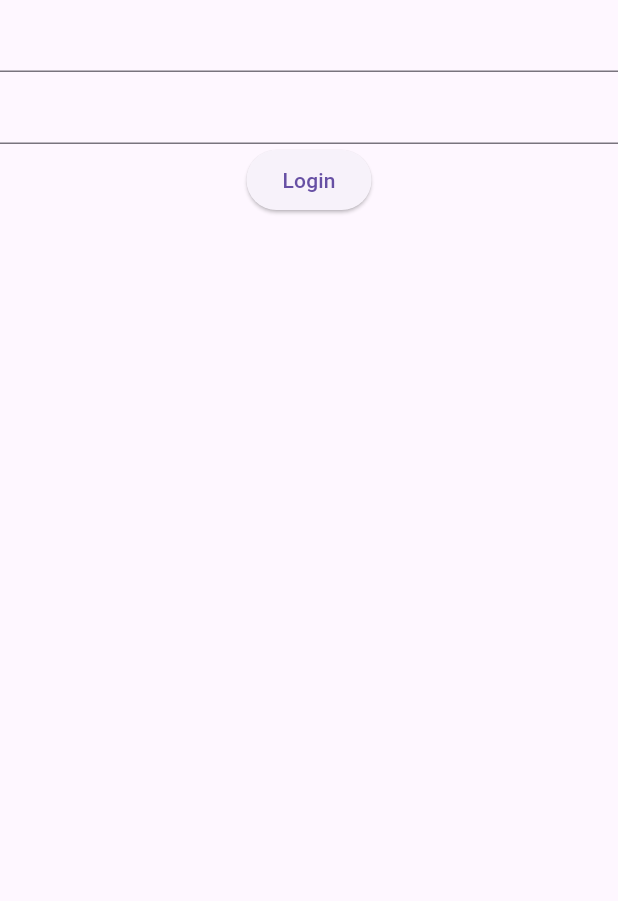
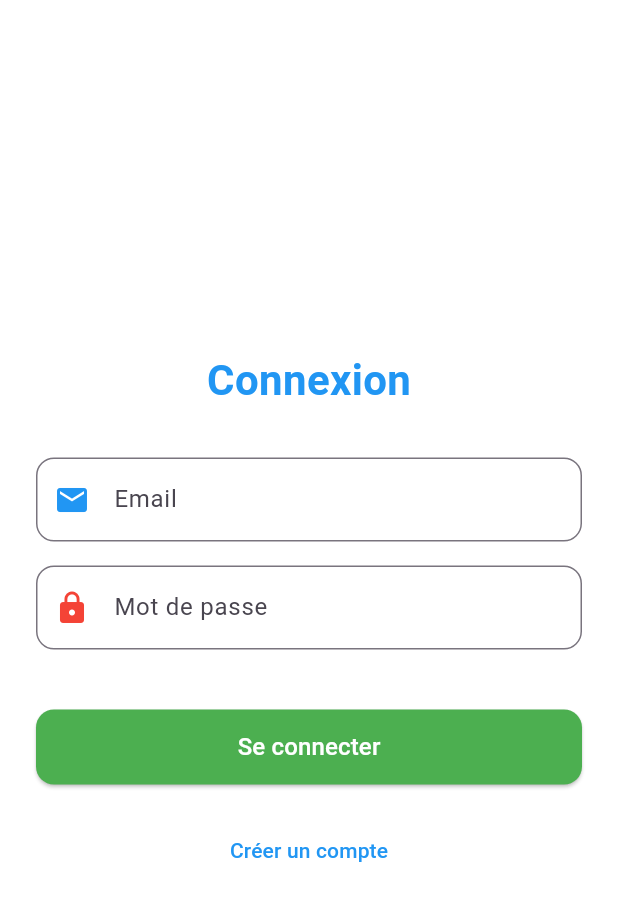
Before and after one commit to Darukity/flutter-messaging-app-efrei, a Flutter app: the screen it shows after launch, on a phone screen of 412 x 824 dp. Shown: the top 901 px of the screen. Run offline on Flutter 3.47's test engine with Material 3 defaults, Android fonts, the phone set to English and light mode, and no system bars; our stand-ins replace shared_preferences, socket_io_client.

Commit message:
login et register

```diff
--- /dev/null
+++ b/messaging_app_frontend/lib/config/api_config.dart
@@ -0,0 +1,7 @@
+class ApiConfig {
+  static const String baseUrl = "http://localhost:4000";
+
+  // Endpoints backend
+  static const String register = "/users/signup";
+  static const String login = "/users/login";
+}
--- a/messaging_app_frontend/lib/login_page.dart
+++ /dev/null
@@ -1,41 +0,0 @@
-import 'dart:convert';
-import 'package:flutter/material.dart';
-import 'package:http/http.dart' as http;
-
-class LoginPage extends StatefulWidget {
-  @override
-  _LoginPageState createState() => _LoginPageState();
-}
-
-class _LoginPageState extends State<LoginPage> {
-  final emailCtrl = TextEditingController();
-  final passwordCtrl = TextEditingController();
-
-  void login() async {
-    final response = await http.post(
-      Uri.parse('https://TON_BACKEND/api/login'),
-      headers: {'Content-Type': 'application/json'},
-      body: jsonEncode({
-        "email": emailCtrl.text,
-        "password": passwordCtrl.text,
-      }),
-    );
-
-    if (response.statusCode == 200) {
-      Navigator.pushNamed(context, '/chat');
-    }
-  }
-
-  @override
-  Widget build(BuildContext context) {
-    return Scaffold(
-      body: Column(
-        children: [
-          TextField(controller: emailCtrl),
-          TextField(controller: passwordCtrl),
-          ElevatedButton(onPressed: login, child: Text("Login")),
-        ],
-      ),
-    );
-  }
-}
--- a/messaging_app_frontend/lib/main.dart
+++ b/messaging_app_frontend/lib/main.dart
@@ -1,7 +1,9 @@
 import 'package:flutter/material.dart';
-import 'package:messaging_app_frontend/routes.dart';
+import 'routes.dart';
 
-void main() => runApp(MyApp());
+void main() {
+  runApp(const MyApp());
+}
 
 class MyApp extends StatelessWidget {
   const MyApp({super.key});
@@ -9,8 +11,19 @@ class MyApp extends StatelessWidget {
   @override
   Widget build(BuildContext context) {
     return MaterialApp(
-      initialRoute: '/login',
-      routes: routes,
+      debugShowCheckedModeBanner: false,
+      title: 'Messaging App',
+
+      // page de départ
+      initialRoute: '/',
+
+      // routes centralisées
+      routes: AppRoutes.routes,
+
+      theme: ThemeData(
+        primarySwatch: Colors.blue,
+        scaffoldBackgroundColor: Colors.white,
+      ),
     );
   }
 }
--- /dev/null
+++ b/messaging_app_frontend/lib/pages/auth/login_page.dart
@@ -0,0 +1,148 @@
+import 'package:flutter/material.dart';
+import 'package:messaging_app_frontend/services/auth_service.dart';
+
+class LoginPage extends StatefulWidget {
+  const LoginPage({Key? key}) : super(key: key);
+
+  @override
+  State<LoginPage> createState() => _LoginPageState();
+}
+
+class _LoginPageState extends State<LoginPage> {
+  final emailCtrl = TextEditingController();
+  final passwordCtrl = TextEditingController();
+
+  bool loading = false;
+  String error = "";
+
+  Future<void> handleLogin() async {
+    setState(() {
+      loading = true;
+      error = "";
+    });
+
+    final result = await AuthService.login(
+      email: emailCtrl.text,
+      password: passwordCtrl.text,
+    );
+
+    if (result["success"]) {
+      // plus tard on stockera le token ici
+      Navigator.pushReplacementNamed(context, '/chat');
+    } else {
+      setState(() {
+        error = result["error"];
+      });
+    }
+
+    setState(() {
+      loading = false;
+    });
+  }
+
+  @override
+  Widget build(BuildContext context) {
+    return Scaffold(
+      backgroundColor: Colors.white,
+      body: Center(
+        child: SingleChildScrollView(
+          child: Padding(
+            padding: const EdgeInsets.all(24),
+            child: Column(
+              mainAxisAlignment: MainAxisAlignment.center,
+              children: [
+                const Text(
+                  "Connexion",
+                  style: TextStyle(
+                    fontSize: 28,
+                    fontWeight: FontWeight.bold,
+                    color: Colors.blue,
+                  ),
+                ),
+
+                const SizedBox(height: 32),
+
+                // EMAIL (BLEU)
+                TextField(
+                  controller: emailCtrl,
+                  decoration: InputDecoration(
+                    labelText: "Email",
+                    prefixIcon:
+                        const Icon(Icons.email, color: Colors.blue),
+                    border: OutlineInputBorder(
+                      borderRadius: BorderRadius.circular(12),
+                    ),
+                  ),
+                ),
+
+                const SizedBox(height: 16),
+
+                // MOT DE PASSE (ROUGE)
+                TextField(
+                  controller: passwordCtrl,
+                  obscureText: true,
+                  decoration: InputDecoration(
+                    labelText: "Mot de passe",
+                    prefixIcon:
+                        const Icon(Icons.lock, color: Colors.red),
+                    border: OutlineInputBorder(
+                      borderRadius: BorderRadius.circular(12),
+                    ),
+                  ),
+                ),
+
+                const SizedBox(height: 24),
+
+                // MESSAGE ERREUR
+                if (error.isNotEmpty)
+                  Text(
+                    error,
+                    style: const TextStyle(color: Colors.red),
+                  ),
+
+                const SizedBox(height: 16),
+
+                // BOUTON (VERT)
+                SizedBox(
+                  width: double.infinity,
+                  height: 50,
+                  child: ElevatedButton(
+                    style: ElevatedButton.styleFrom(
+                      backgroundColor: Colors.green,
+                      shape: RoundedRectangleBorder(
+                        borderRadius: BorderRadius.circular(12),
+                      ),
+                    ),
+                    onPressed: loading ? null : handleLogin,
+                    child: loading
+                        ? const CircularProgressIndicator(color: Colors.white)
+                        : const Text(
+                            "Se connecter",
+                            style: TextStyle(
+                              fontSize: 16,
+                              color: Colors.white,
+                            ),
+                          ),
+                  ),
+                ),
+
+                const SizedBox(height: 20),
+
+                // LIEN REGISTER
+                TextButton(
+                  onPressed: () {
+                    Navigator.pushNamed(context, '/register');
+                  },
+                  child: const Text(
+                    "Créer un compte",
+                    style: TextStyle(color: Colors.blue),
+                  ),
+                ),
+              ],
+            ),
+          ),
+        ),
+      ),
+    );
+  }
+}
--- a/messaging_app_frontend/lib/routes.dart
+++ b/messaging_app_frontend/lib/routes.dart
@@ -1,8 +1,17 @@
 import 'package:flutter/material.dart';
-import 'login_page.dart';
-import 'chat_page.dart';
+import 'package:messaging_app_frontend/chat_page.dart';
+import 'package:messaging_app_frontend/pages/auth/splash_page.dart';
 
-Map<String, WidgetBuilder> routes = {
-  '/login': (context) => LoginPage(),
-  '/chat': (context) => ChatPage(),
-};
+// pages
+import 'pages/auth/login_page.dart';
+import 'pages/auth/register_page.dart';
+// plus tard : chat_page.dart, conversations_page.dart, etc.
+
+class AppRoutes {
+  static Map<String, WidgetBuilder> routes = {
+    '/': (context) => const SplashPage(),
+    '/login': (context) => const LoginPage(),
+    '/register': (context) => const RegisterPage(),
+    '/chat': (context) =>  ChatPage()
+  };
+}
--- /dev/null
+++ b/messaging_app_frontend/lib/services/auth_storage.dart
@@ -0,0 +1,23 @@
+import 'package:shared_preferences/shared_preferences.dart';
+
+class AuthStorage {
+  static const String _tokenKey = "jwt_token";
+
+  // Sauvegarder le token
+  static Future<void> saveToken(String token) async {
+    final prefs = await SharedPreferences.getInstance();
+    await prefs.setString(_tokenKey, token);
+  }
+
+  // Récupérer le token
+  static Future<String?> getToken() async {
+    final prefs = await SharedPreferences.getInstance();
+    return prefs.getString(_tokenKey);
+  }
+
+  // Supprimer le token (logout)
+  static Future<void> clearToken() async {
+    final prefs = await SharedPreferences.getInstance();
+    await prefs.remove(_tokenKey);
+  }
+}
--- a/messaging_app_frontend/pubspec.yaml
+++ b/messaging_app_frontend/pubspec.yaml
@@ -34,6 +34,7 @@ dependencies:
   socket_io_client: ^2.0.0   # Pour le temps réel
   http: ^0.13.6              # Pour les appels REST
   provider: ^6.0.5           # Pour la gestion d'état
+  shared_preferences: ^2.2.2
   # The following adds the Cupertino Icons font to your application.
   # Use with the CupertinoIcons class for iOS style icons.
   cupertino_icons: ^1.0.8
```
Also changed, not shown: messaging_app_frontend/lib/pages/auth/register_page.dart (added, +172 -0 lines), messaging_app_frontend/lib/pages/auth/splash_page.dart (added, +38 -0 lines), messaging_app_frontend/lib/pages/chat/chat_page.dart (added, +49 -0 lines), messaging_app_frontend/lib/services/auth_service.dart (added, +82 -0 lines), messaging_app_frontend/pubspec.lock, 1 other file.
